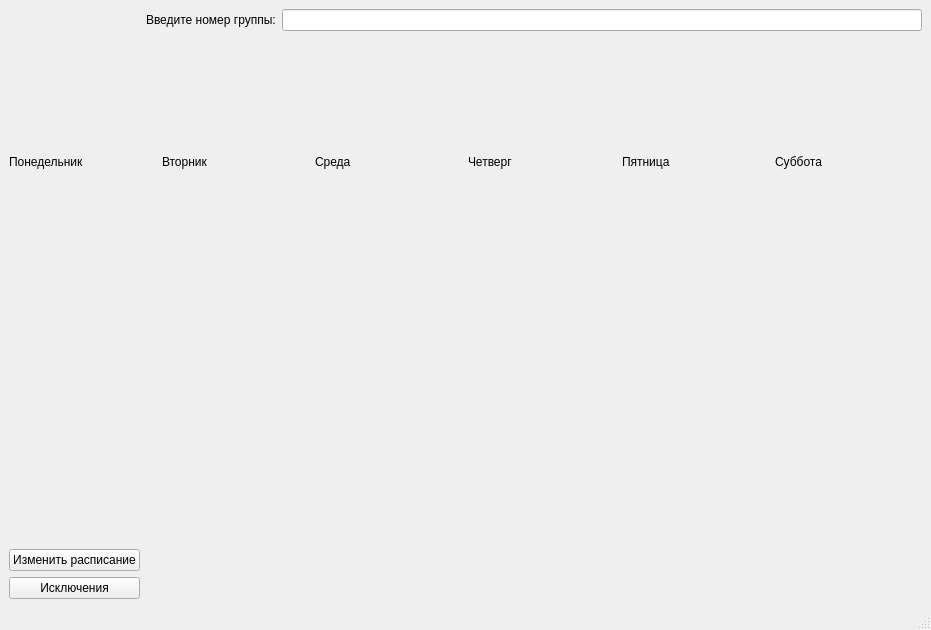
First picture: the form in client/mainwindow.ui, repository zefixed/raspyxxx, before the edit.
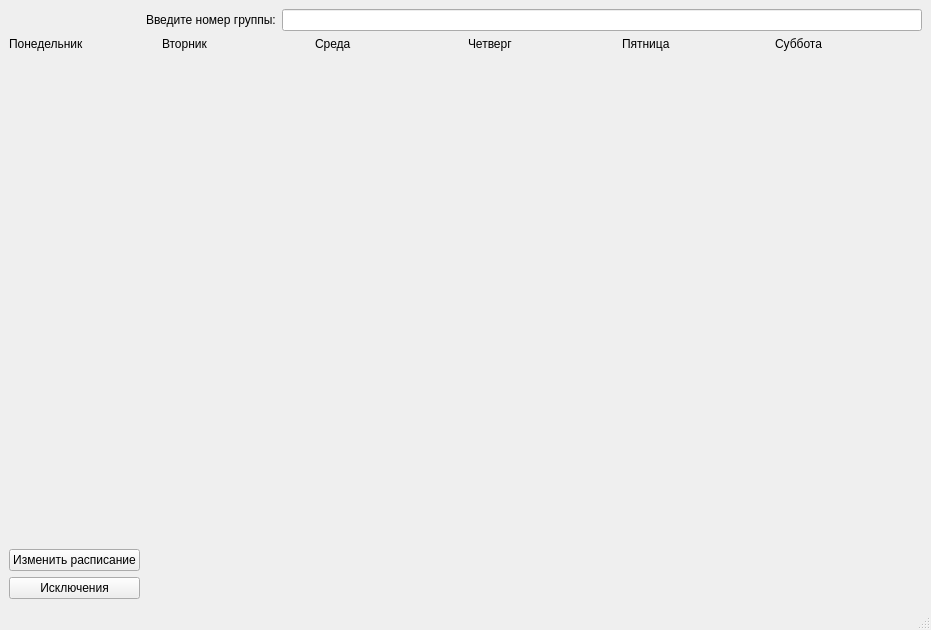
Second picture: the form after the edit.

Diff of the .ui file:
```diff
--- a/client/mainwindow.ui
+++ b/client/mainwindow.ui
@@ -55,52 +55,6 @@
      </layout>
     </item>
     <item row="1" column="0" colspan="2">
-     <layout class="QHBoxLayout" name="week_Layout">
-      <item>
-       <widget class="QLabel" name="monday_label">
-        <property name="text">
-         <string>Понедельник</string>
-        </property>
-       </widget>
-      </item>
-      <item>
-       <widget class="QLabel" name="tuesday_label">
-        <property name="text">
-         <string>Вторник</string>
-        </property>
-       </widget>
-      </item>
-      <item>
-       <widget class="QLabel" name="wednesday_label">
-        <property name="text">
-         <string>Среда</string>
-        </property>
-       </widget>
-      </item>
-      <item>
-       <widget class="QLabel" name="thursday_label">
-        <property name="text">
-         <string>Четверг</string>
-        </property>
-       </widget>
-      </item>
-      <item>
-       <widget class="QLabel" name="friday_label">
-        <property name="text">
-         <string>Пятница</string>
-        </property>
-       </widget>
-      </item>
-      <item>
-       <widget class="QLabel" name="saturday_label">
-        <property name="text">
-         <string>Суббота</string>
-        </property>
-       </widget>
-      </item>
-     </layout>
-    </item>
-    <item row="2" column="0" colspan="2">
      <layout class="QHBoxLayout" name="horizontalLayout">
       <property name="sizeConstraint">
        <enum>QLayout::SetDefaultConstraint</enum>
@@ -118,46 +72,205 @@
        <number>0</number>
       </property>
       <item>
-       <widget class="QLabel" name="monday_schedule_label">
-        <property name="text">
-         <string/>
+       <layout class="QVBoxLayout" name="monday_Layout">
+        <property name="leftMargin">
+         <number>0</number>
         </property>
-       </widget>
+        <item>
+         <widget class="QLabel" name="monday_label">
+          <property name="sizePolicy">
+           <sizepolicy hsizetype="Preferred" vsizetype="Fixed">
+            <horstretch>0</horstretch>
+            <verstretch>0</verstretch>
+           </sizepolicy>
+          </property>
+          <property name="text">
+           <string>Понедельник</string>
+          </property>
+         </widget>
+        </item>
+        <item>
+         <widget class="QLabel" name="monday_schedule_label">
+          <property name="minimumSize">
+           <size>
+            <width>0</width>
+            <height>0</height>
+           </size>
+          </property>
+          <property name="text">
+           <string/>
+          </property>
+         </widget>
+        </item>
+       </layout>
       </item>
       <item>
-       <widget class="QLabel" name="tuesday_schedule_label">
-        <property name="text">
-         <string/>
+       <layout class="QVBoxLayout" name="tuesday_Layout">
+        <property name="leftMargin">
+         <number>0</number>
         </property>
-       </widget>
+        <item>
+         <widget class="QLabel" name="tuesday_label">
+          <property name="sizePolicy">
+           <sizepolicy hsizetype="Preferred" vsizetype="Fixed">
+            <horstretch>0</horstretch>
+            <verstretch>0</verstretch>
+           </sizepolicy>
+          </property>
+          <property name="text">
+           <string>Вторник</string>
+          </property>
+          <property name="alignment">
+           <set>Qt::AlignLeading|Qt::AlignLeft|Qt::AlignVCenter</set>
+          </property>
+         </widget>
+        </item>
+        <item>
+         <widget class="QLabel" name="tuesday_schedule_label">
+          <property name="minimumSize">
+           <size>
+            <width>0</width>
+            <height>0</height>
+           </size>
+          </property>
+          <property name="text">
+           <string/>
+          </property>
+         </widget>
+        </item>
+       </layout>
       </item>
       <item>
-       <widget class="QLabel" name="wednesday_schedule_label">
-        <property name="text">
-         <string/>
+       <layout class="QVBoxLayout" name="wednesday_Layout">
+        <property name="leftMargin">
+         <number>0</number>
         </property>
-       </widget>
+        <item>
+         <widget class="QLabel" name="wednesday_label">
+          <property name="sizePolicy">
+           <sizepolicy hsizetype="Preferred" vsizetype="Fixed">
+            <horstretch>0</horstretch>
+            <verstretch>0</verstretch>
+           </sizepolicy>
+          </property>
+          <property name="text">
+           <string>Среда</string>
+          </property>
+         </widget>
+        </item>
+        <item>
+         <widget class="QLabel" name="wednesday_schedule_label">
+          <property name="minimumSize">
+           <size>
+            <width>0</width>
+            <height>0</height>
+           </size>
+          </property>
+          <property name="text">
+           <string/>
+          </property>
+         </widget>
+        </item>
+       </layout>
       </item>
       <item>
-       <widget class="QLabel" name="thursday_schedule_label">
-        <property name="text">
-         <string/>
+       <layout class="QVBoxLayout" name="thursday_Layout">
+        <property name="leftMargin">
+         <number>0</number>
         </property>
-       </widget>
+        <item>
+         <widget class="QLabel" name="thursday_label">
+          <property name="sizePolicy">
+           <sizepolicy hsizetype="Preferred" vsizetype="Fixed">
+            <horstretch>0</horstretch>
+            <verstretch>0</verstretch>
+           </sizepolicy>
+          </property>
+          <property name="text">
+           <string>Четверг</string>
+          </property>
+         </widget>
+        </item>
+        <item>
+         <widget class="QLabel" name="thursday_schedule_label">
+          <property name="minimumSize">
+           <size>
+            <width>0</width>
+            <height>0</height>
+           </size>
+          </property>
+          <property name="text">
+           <string/>
+          </property>
+         </widget>
+        </item>
+       </layout>
       </item>
       <item>
-       <widget class="QLabel" name="friday_schedule_label">
-        <property name="text">
-         <string/>
+       <layout class="QVBoxLayout" name="friday_Layout">
+        <property name="leftMargin">
+         <number>0</number>
         </property>
-       </widget>
+        <item>
+         <widget class="QLabel" name="friday_label">
+          <property name="sizePolicy">
+           <sizepolicy hsizetype="Preferred" vsizetype="Fixed">
+            <horstretch>0</horstretch>
+            <verstretch>0</verstretch>
+           </sizepolicy>
+          </property>
+          <property name="text">
+           <string>Пятница</string>
+          </property>
+         </widget>
+        </item>
+        <item>
+         <widget class="QLabel" name="friday_schedule_label">
+          <property name="minimumSize">
+           <size>
+            <width>0</width>
+            <height>0</height>
+           </size>
+          </property>
+          <property name="text">
+           <string/>
+          </property>
+         </widget>
+        </item>
+       </layout>
       </item>
       <item>
-       <widget class="QLabel" name="saturday_schedule_label">
-        <property name="text">
-         <string/>
+       <layout class="QVBoxLayout" name="saturday_Layout">
+        <property name="leftMargin">
+         <number>0</number>
         </property>
-       </widget>
+        <item>
+         <widget class="QLabel" name="saturday_label">
+          <property name="sizePolicy">
+           <sizepolicy hsizetype="Preferred" vsizetype="Fixed">
+            <horstretch>0</horstretch>
+            <verstretch>0</verstretch>
+           </sizepolicy>
+          </property>
+          <property name="text">
+           <string>Суббота</string>
+          </property>
+         </widget>
+        </item>
+        <item>
+         <widget class="QLabel" name="saturday_schedule_label">
+          <property name="minimumSize">
+           <size>
+            <width>0</width>
+            <height>0</height>
+           </size>
+          </property>
+          <property name="text">
+           <string/>
+          </property>
+         </widget>
+        </item>
+       </layout>
       </item>
      </layout>
     </item>
```
Left out of the diff: 34 changed lines with no effect on the pictures.
